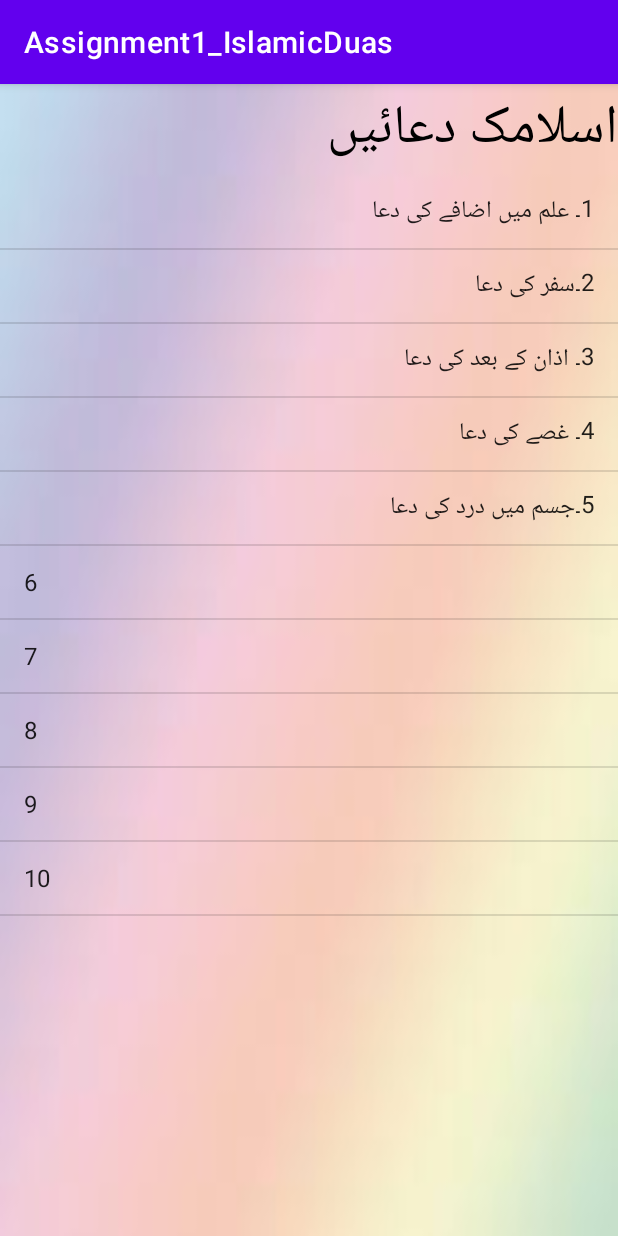
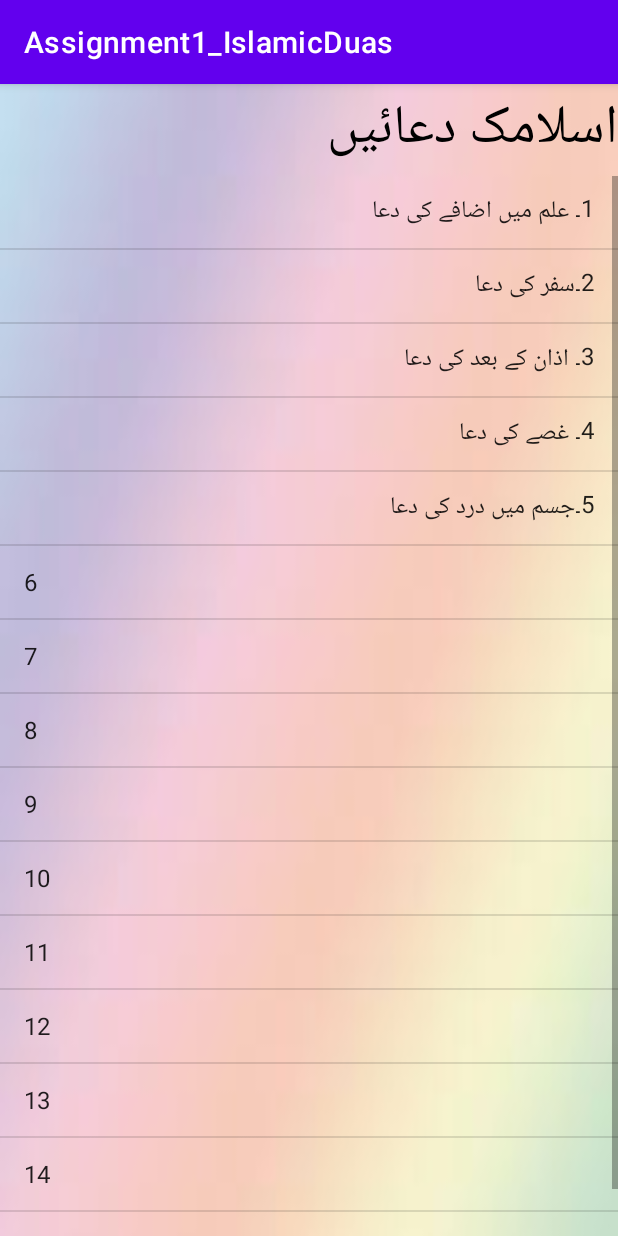
Before and after one commit to farahbutt99/Assignment1, an Android app: the screen it shows after launch (HomeActivity), on a phone screen of 412 x 824 dp. Run offline under Robolectric (Android 15) with nearby library versions, the phone set to English and light mode, and no system bars; Roboto replaces fonts that are not available here.

Commit message:
Working on home page

```diff
--- a/Assignment_IslamicDuas/app/src/main/java/com/example/assignment1_islamicduas/HomeActivity.java
+++ b/Assignment_IslamicDuas/app/src/main/java/com/example/assignment1_islamicduas/HomeActivity.java
@@ -26,6 +26,11 @@ public class HomeActivity extends AppCompatActivity {
         arrayListDuas.add("8");
         arrayListDuas.add("9");
         arrayListDuas.add("10");
+        arrayListDuas.add("11");
+        arrayListDuas.add("12");
+        arrayListDuas.add("13");
+        arrayListDuas.add("14");
+        arrayListDuas.add("15");
         ArrayAdapter<String> arrayAdapter = new ArrayAdapter<String>(this, android.R.layout.simple_list_item_1 ,arrayListDuas);
        listView.setAdapter(arrayAdapter);
     }
--- a/Assignment_IslamicDuas/app/src/main/java/com/example/assignment1_islamicduas/MainActivity.java
+++ b/Assignment_IslamicDuas/app/src/main/java/com/example/assignment1_islamicduas/MainActivity.java
@@ -39,6 +39,4 @@ public class MainActivity extends AppCompatActivity {
             }
         },SPLASH_TIME_OUT);
     }
-
-
 }
--- a/Assignment_IslamicDuas/app/src/main/res/layout/activity_main.xml
+++ b/Assignment_IslamicDuas/app/src/main/res/layout/activity_main.xml
@@ -13,9 +13,12 @@
         android:layout_width="wrap_content"
         android:layout_height="wrap_content"
         android:text="بِس٘مِ اللہِ الرَّح٘مٰنِ الرّحِی٘م  "
-        android:textSize="24sp"
+        android:textColor="#6E0707"
+        android:textSize="30sp"
+        android:textStyle="bold"
         app:layout_constraintBottom_toBottomOf="parent"
         app:layout_constraintEnd_toEndOf="parent"
         app:layout_constraintStart_toStartOf="parent"
         app:layout_constraintTop_toTopOf="parent" />
+
 </androidx.constraintlayout.widget.ConstraintLayout>
```
Also changed, not shown: Assignment_IslamicDuas/app/src/main/res/drawable-anydpi/ic_action_icn.xml (added, +11 -0 lines), Assignment_IslamicDuas/app/src/main/res/drawable-hdpi/ic_action_icn.png (added), Assignment_IslamicDuas/app/src/main/res/drawable-mdpi/ic_action_icn.png (added), Assignment_IslamicDuas/app/src/main/res/drawable-xhdpi/ic_action_icn.png (added), Assignment_IslamicDuas/app/src/main/res/drawable-xxhdpi/ic_action_icn.png (added).
